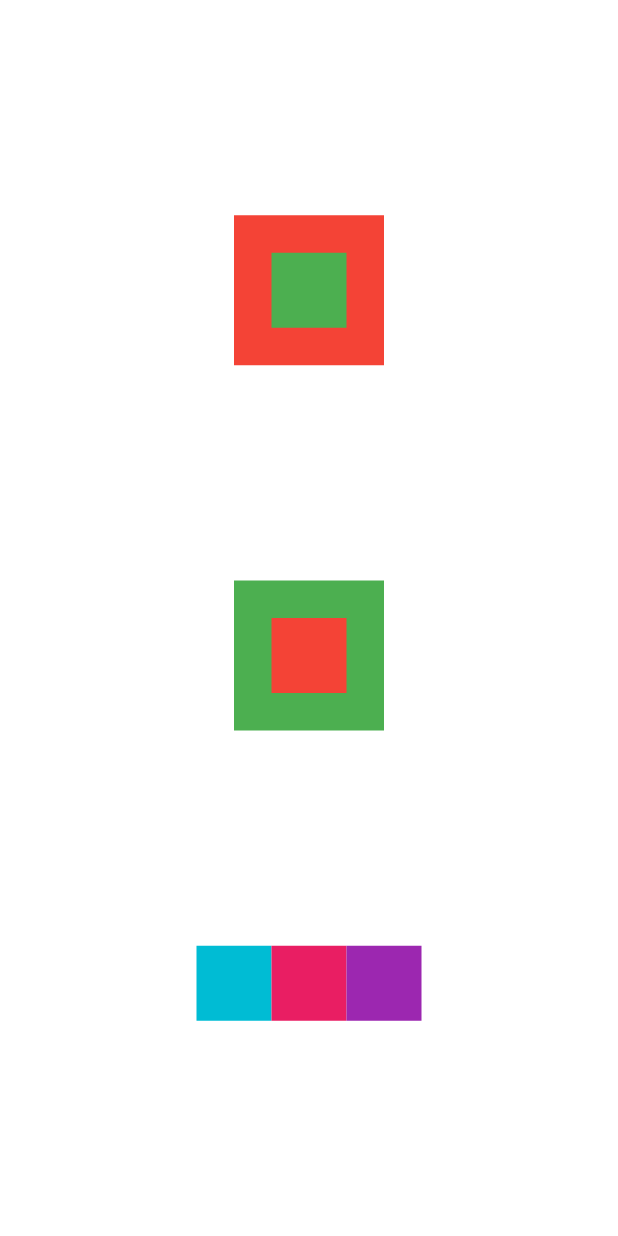
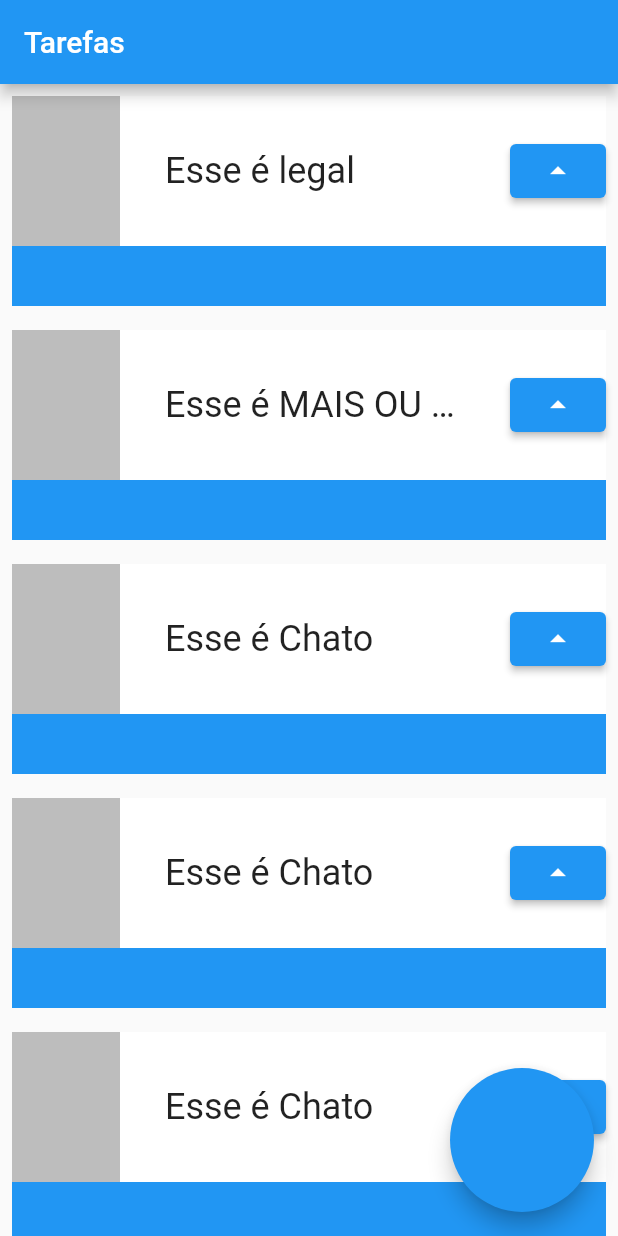
Before and after one commit to GabrielNatan/first_flutter_app, a Flutter app: the screen it shows after launch, on a phone screen of 412 x 824 dp. Run offline on Flutter 3.47's test engine with Material 2 defaults, Android fonts, the phone set to English and light mode, and no system bars.

Commit message:
createb Task

```diff
--- a/lib/main.dart
+++ b/lib/main.dart
@@ -14,63 +14,87 @@ class MyApp extends StatelessWidget {
       theme: ThemeData(
         primarySwatch: Colors.blue,
       ),
-      home: Column(
-        mainAxisAlignment: MainAxisAlignment.spaceEvenly,
-        crossAxisAlignment: CrossAxisAlignment.center,
-        children: [
-          Stack(
-            alignment: AlignmentDirectional.center,
-            children: [
-              Container(
-                color: Colors.red,
-                height: 100,
-                width: 100,
-              ),
-              Container(
-                color: Colors.green,
-                height: 50,
-                width: 50,
-              ),
-            ],
-          ),
-          Stack(
-            alignment: AlignmentDirectional.center,
-            children: [
-              Container(
-                color: Colors.green,
-                height: 100,
-                width: 100,
-              ),
-              Container(
-                color: Colors.red,
-                height: 50,
-                width: 50,
-              ),
-            ],
-          ),
-          Row(
-            mainAxisAlignment: MainAxisAlignment.center,
-            crossAxisAlignment: CrossAxisAlignment.center,
-            children: [
-              Container(
-                color: Colors.cyan,
-                height: 50,
-                width: 50,
-              ),
-              Container(
-                color: Colors.pink,
-                height: 50,
-                width: 50,
-              ),
-              Container(
-                color: Colors.purple,
-                height: 50,
-                width: 50,
-              )
-            ],
-          )
-        ],
+      home: Scaffold(
+        appBar: AppBar(
+          title: Text('Tarefas'),
+        ),
+        body: ListView(children: [
+          Task('Esse é legal'),
+          Task('Esse é MAIS OU MENOS'),
+          Task('Esse é Chato'),
+          Task('Esse é Chato'),
+          Task('Esse é Chato'),
+          Task('Esse é Chato'),
+          Task('Esse é Chato'),
+          Task('Esse é MAIS OU MENOS'),
+          Task('Esse é Chato'),
+          Task('Esse é Chato'),
+          Task('Esse é Chato'),
+          Task('Esse é Chato'),
+          Task('Esse é Chato'),
+          Task('Esse é legal'),
+          Task('Esse é MAIS OU MENOS'),
+          Task('Esse é Chato'),
+          Task('Esse é Chato'),
+          Task('Esse é Chato'),
+          Task('Esse é Chato'),
+          Task('Esse é Chato'),
+          Task('Esse é MAIS OU MENOS'),
+          Task('Esse é Chato'),
+          Task('Esse é Chato'),
+          Task('Esse é Chato'),
+          Task('Esse é Chato'),
+          Task('Esse é Chato'),
+        ]),
+        floatingActionButton: FloatingActionButton.large(onPressed: () {
+          print("console.log é melhor");
+        }),
       ),
     );
   }
 }
+
+class Task extends StatelessWidget {
+  final String nome;
+  const Task(this.nome, {super.key});
+
+  @override
+  Widget build(BuildContext context) {
+    return Padding(
+        padding: const EdgeInsets.all(8.0),
+        child: Container(
+          child: Stack(
+            children: [
+              Container(
+                color: Colors.blue,
+                height: 140,
+              ),
+              Container(
+                color: Colors.white,
+                height: 100,
+                child: Row(
+                    mainAxisAlignment: MainAxisAlignment.spaceBetween,
+                    children: [
+                      Container(
+                        color: Colors.black26,
+                        width: 72,
+                        height: 100,
+                      ),
+                      Container(
+                          width: 200,
+                          child: Text(
+                          nome,
+                          style: TextStyle(
+                            fontSize: 24,
+                            overflow: TextOverflow.ellipsis
+                          ),
+                      )),
+                      ElevatedButton(
+                          onPressed: () {}, child: Icon(Icons.arrow_drop_up))
+                    ]),
+              ),
+            ],
+          ),
+        ));
+  }
+}
```
Also changed, not shown: lib/minha_primeira_tela.dart (added, +74 -0 lines).
